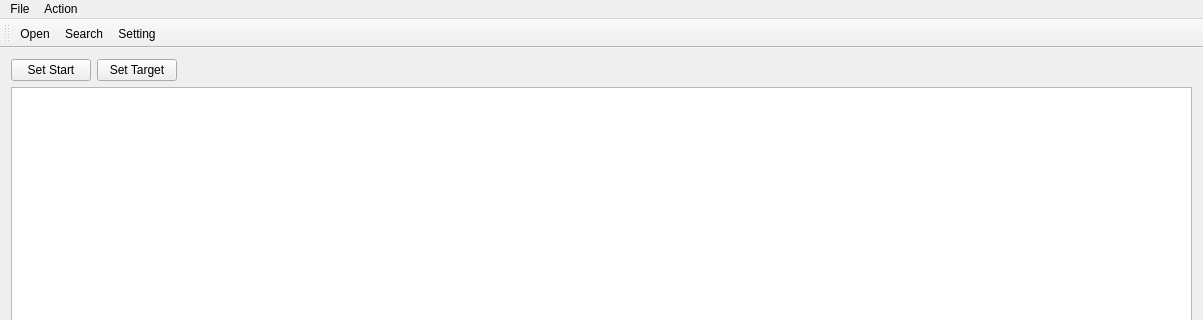
This is QSLAM/QSLAM/mainwindow.ui in malichao/SLAM as Qt 5 draws it before an edit; both pictures show x 0 to 1203 and y 0 to 320 of the 1203 by 879 pixel window. The edited form follows.
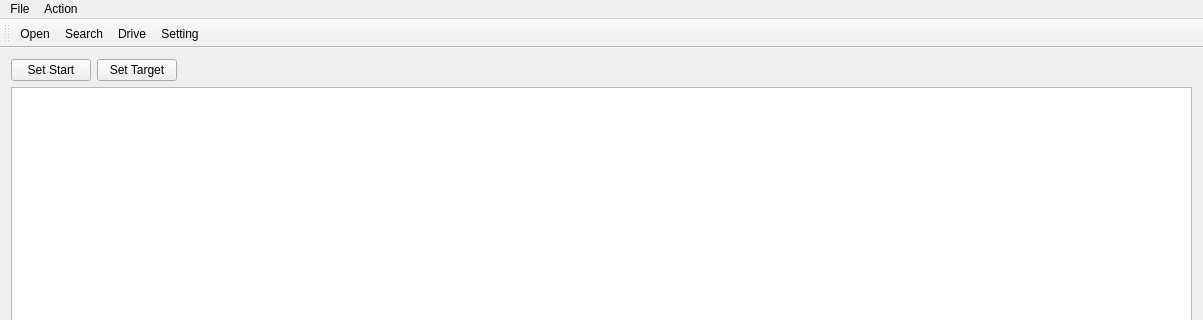
This is the edited form. Icons and pictures are not drawn.

Commit message: Add drive action

```diff
--- a/QSLAM/QSLAM/mainwindow.ui
+++ b/QSLAM/QSLAM/mainwindow.ui
@@ -102,6 +102,7 @@
    </attribute>
    <addaction name="actionOpen"/>
    <addaction name="actionSearch"/>
+   <addaction name="actionDrive"/>
    <addaction name="actionSetting"/>
   </widget>
   <widget class="QStatusBar" name="statusBar"/>
@@ -120,6 +121,11 @@
     <string>Setting</string>
    </property>
   </action>
+  <action name="actionDrive">
+   <property name="text">
+    <string>Drive</string>
+   </property>
+  </action>
  </widget>
  <layoutdefault spacing="6" margin="11"/>
  <resources/>
```
Left out of the diff: 1 changed line with no effect on the pictures. The commit also changes 8 other files.
